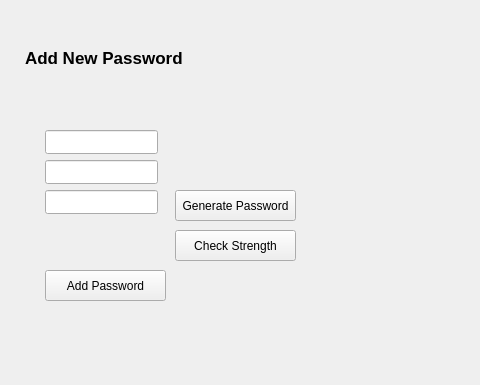
Old version of the form LockBox/addpasswordpage.ui in the repository Anaswara-Suresh/password-manager; both pictures show x 105 to 585 and y 0 to 385 of the 800 by 600 pixel window.
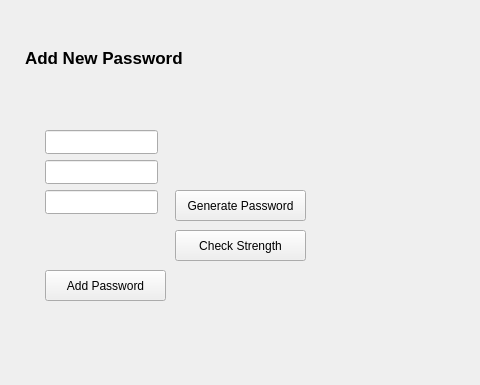
New version of the form.

What changed in the file:
```diff
--- a/LockBox/addpasswordpage.ui
+++ b/LockBox/addpasswordpage.ui
@@ -109,7 +109,7 @@
      <rect>
       <x>280</x>
       <y>190</y>
-      <width>121</width>
+      <width>131</width>
       <height>31</height>
      </rect>
     </property>
@@ -122,7 +122,7 @@
      <rect>
       <x>280</x>
       <y>230</y>
-      <width>121</width>
+      <width>131</width>
       <height>31</height>
      </rect>
     </property>
```
Left out of the diff: 2 changed lines with no effect on the pictures.
